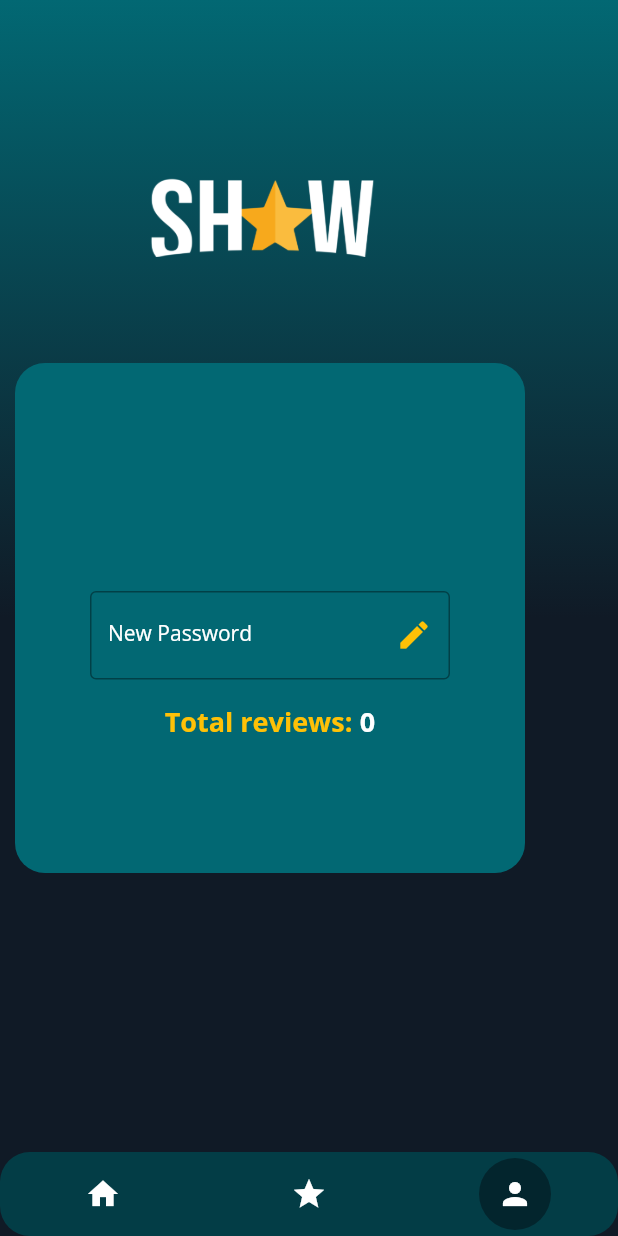
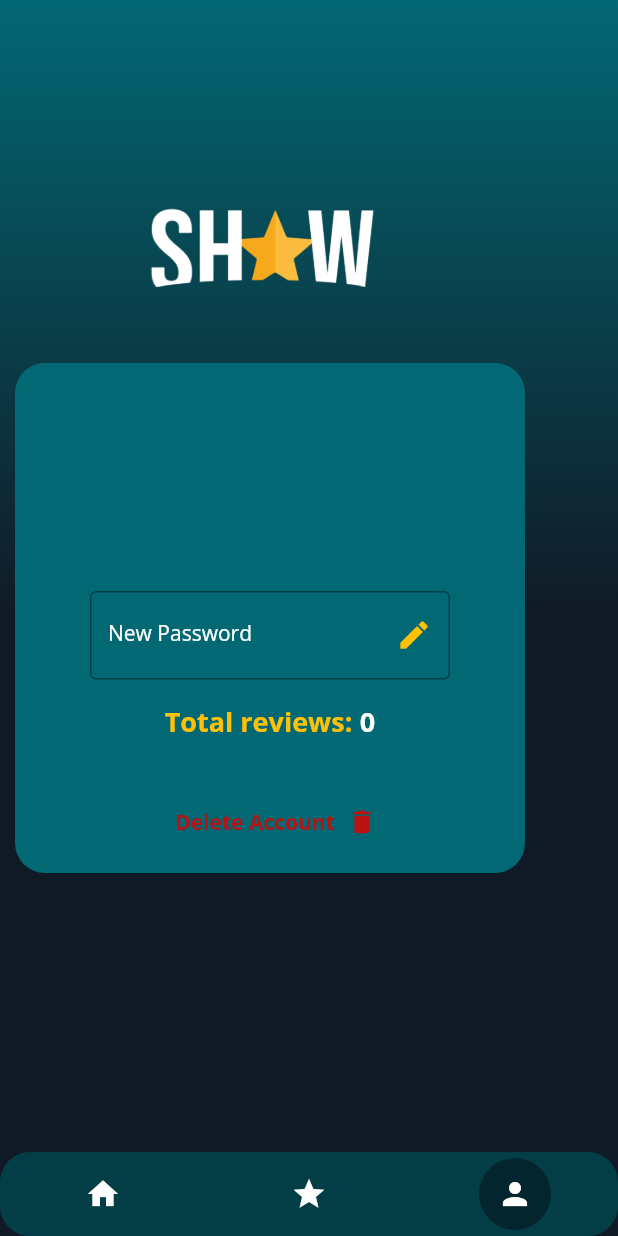
Before and after one commit to EmmanuelPereira1/API_series, a Flutter app: the screen it shows once a user with an empty profile is signed in, swiped to page 3, on a phone screen of 412 x 824 dp. Run offline on Flutter 3.47's test engine with Material 2 defaults, Android fonts, the phone set to English and light mode, and no system bars; drawn by our look-alikes of flutter_snake_navigationbar; our stand-ins replace cloud_firestore, curved_navigation_bar, dio, firebase_auth, firebase_core, flutter_rating_bar and 3 more; accounts and stored records are empty; network calls fail.

Commit message:
delete acc started

```diff
--- a/lib/pages/favorite_page.dart
+++ b/lib/pages/favorite_page.dart
@@ -49,6 +49,7 @@ class _FavoritePageState extends State<FavoritePage> {
               QueryDocumentSnapshot document = snapshot.data!.docs[i];
                 return Padding(
                   padding: const EdgeInsets.all(8.0),
+                  child: SingleChildScrollView(
                     child: ListTile(
                       title: Column(
                           crossAxisAlignment: CrossAxisAlignment.start,
@@ -134,6 +135,7 @@ class _FavoritePageState extends State<FavoritePage> {
                           });
                     }
                     ),
+                  ),
                 );
               }
           ),
--- a/lib/pages/profile_page.dart
+++ b/lib/pages/profile_page.dart
@@ -100,8 +100,7 @@ class _ProfilePageState extends State<ProfilePage> {
                                                 .validate()) {
                                               setState(() {
                                                 newPassword =
-                                                      _newPasswordController
-                                                          .text;
+                                                    _newPasswordController.text;
                                               });
                                               updatePasswordDio();
                                               updatePassword();
@@ -109,7 +108,9 @@ class _ProfilePageState extends State<ProfilePage> {
                                               showMyDialog();
                                             }
                                           },
-                                            icon: const Icon(Icons.edit), color: Colors.amber,),
+                                          icon: const Icon(Icons.edit),
+                                          color: Colors.amber,
+                                        ),
                                         labelText: "New Password",
                                         hintText: "Enter New Password",
                                         labelStyle: Theme.of(context)
@@ -151,13 +152,31 @@ class _ProfilePageState extends State<ProfilePage> {
                                         .headline4!
                                         .copyWith(fontWeight: FontWeight.bold)),
                               ],
+                            ),
+                            const SizedBox(height: 30),
+                            Row(
+                              mainAxisAlignment: MainAxisAlignment.center,
+                              children: [
+                                TextButton(
+                                    onPressed: () {
+
+                                    },
+                                    child: Text(
+                                      "Delete Account",
+                                      style: Theme.of(context)
+                                          .textTheme
+                                          .headline5!
+                                          .copyWith(color: const Color.fromARGB(255, 186, 18, 18), fontWeight: FontWeight.bold),
+                                    )),
+                                    const Icon(Icons.delete, size: 20, color: Color.fromARGB(255, 186, 18, 18)),
+                              ],
                             )
                           ],
                         ))
                   ],
                 ),
                 Positioned(
-                  top: 70,
+                  top: 90,
                   left: 100,
                   child: Container(
                     width: 150,
--- a/lib/pages/show_details_page.dart
+++ b/lib/pages/show_details_page.dart
@@ -286,7 +286,7 @@ class _ShowDetailsPageState extends State<ShowDetailsPage> {
                                 crossAxisAlignment: CrossAxisAlignment.center,
                                 children: [
                                   RatingBar.builder(
-                                    initialRating: 0.5,
+                                    initialRating: 0.0,
                                     minRating: 0.0,
                                     direction: Axis.horizontal,
                                     allowHalfRating: true,
```
Also changed, not shown: lib/pages/home_page.dart (+0 -28 lines). Lines whose indentation alone changed are shown as unchanged.
